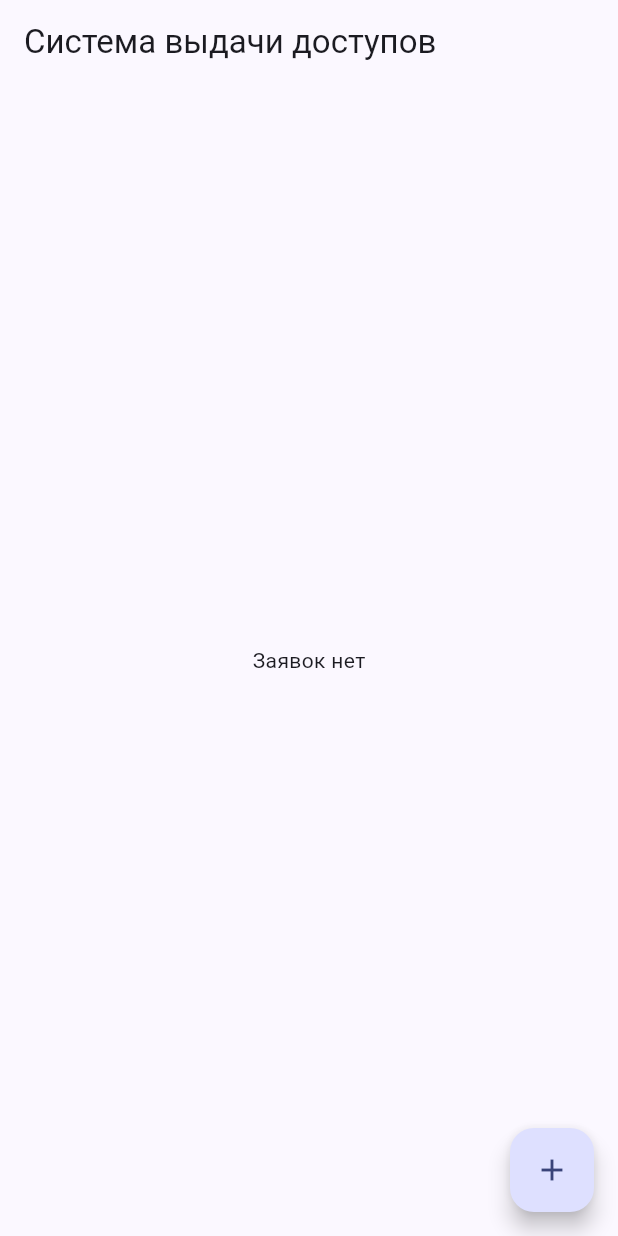
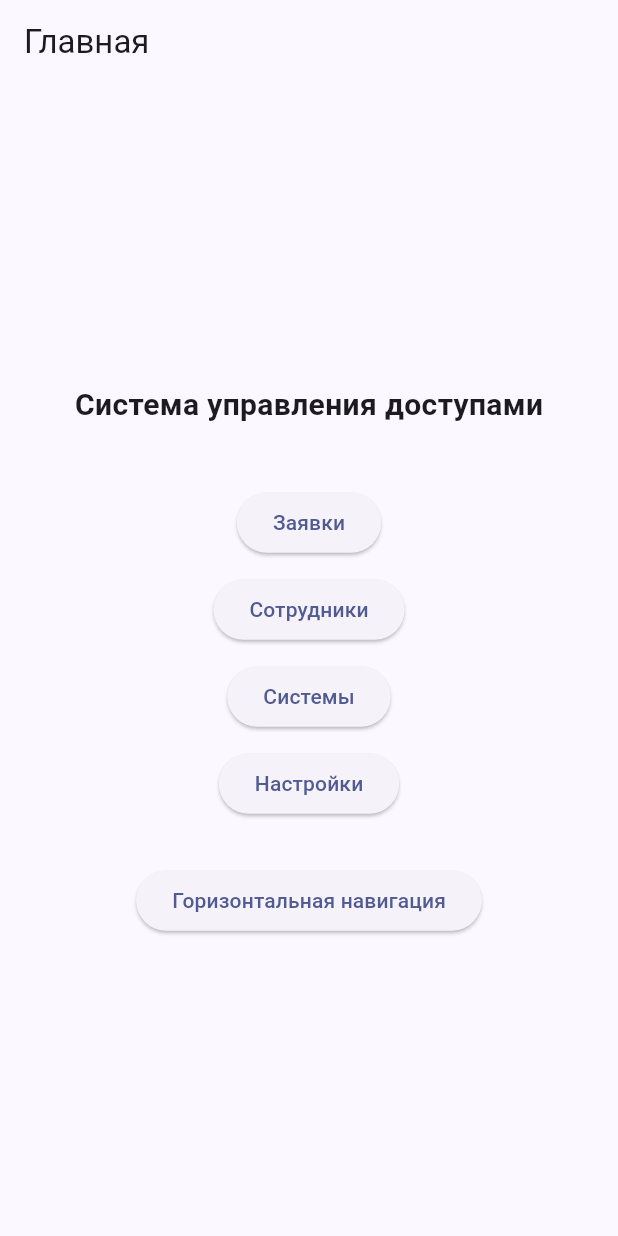
Before and after one commit to lui0000/flitter-2-3, a Flutter app: the screen it shows after launch, on a phone screen of 412 x 824 dp. Run offline on Flutter 3.47's test engine with Material 3 defaults, Android fonts, the phone set to English and light mode, and no system bars.

Commit message:
Индивидуальное задание к практической работе номер 7 выполнено

```diff
--- a/lib/main.dart
+++ b/lib/main.dart
@@ -2,6 +2,11 @@ import 'package:flutter/material.dart';
 import 'package:provider/provider.dart';
 import 'features/access_requests/state/access_requests_state.dart';
 import 'features/access_requests/screens/access_requests_screen.dart';
+import 'screens/home_screen.dart';
+import 'screens/employees_screen.dart';
+import 'screens/systems_screen.dart';
+import 'screens/settings_screen.dart';
+import 'screens/horizontal_navigation_screen.dart';
 
 void main() {
   runApp(
@@ -20,7 +25,15 @@ class AccessApp extends StatelessWidget {
     return MaterialApp(
       title: 'Access IDM',
       theme: ThemeData(useMaterial3: true, colorSchemeSeed: Colors.indigo),
-      home: const AccessRequestsScreen(),
+      initialRoute: '/',
+      routes: {
+        '/': (context) => const HomeScreen(),
+        '/requests': (context) => const AccessRequestsScreen(),
+        '/employees': (context) => const EmployeesScreen(),
+        '/systems': (context) => const SystemsScreen(),
+        '/settings': (context) => const SettingsScreen(),
+        '/horizontal': (context) => const HorizontalNavigationScreen(),
+      },
     );
   }
 }
--- /dev/null
+++ b/lib/screens/home_screen.dart
@@ -0,0 +1,60 @@
+import 'package:flutter/material.dart';
+
+class HomeScreen extends StatelessWidget {
+  const HomeScreen({super.key});
+
+  @override
+  Widget build(BuildContext context) {
+    return Scaffold(
+      appBar: AppBar(
+        title: const Text('Главная'),
+      ),
+      body: Center(
+        child: Column(
+          mainAxisAlignment: MainAxisAlignment.center,
+          children: [
+            const Text(
+              'Система управления доступами',
+              style: TextStyle(fontSize: 20, fontWeight: FontWeight.bold),
+            ),
+            const SizedBox(height: 40),
+            ElevatedButton(
+              onPressed: () {
+                Navigator.pushNamed(context, '/requests');
+              },
+              child: const Text('Заявки'),
+            ),
+            const SizedBox(height: 10),
+            ElevatedButton(
+              onPressed: () {
+                Navigator.pushNamed(context, '/employees');
+              },
+              child: const Text('Сотрудники'),
+            ),
+            const SizedBox(height: 10),
+            ElevatedButton(
+              onPressed: () {
+                Navigator.pushNamed(context, '/systems');
+              },
+              child: const Text('Системы'),
+            ),
+            const SizedBox(height: 10),
+            ElevatedButton(
+              onPressed: () {
+                Navigator.pushNamed(context, '/settings');
+              },
+              child: const Text('Настройки'),
+            ),
+            const SizedBox(height: 30),
+            ElevatedButton(
+              onPressed: () {
+                Navigator.pushNamed(context, '/horizontal');
+              },
+              child: const Text('Горизонтальная навигация'),
+            ),
+          ],
+        ),
+      ),
+    );
+  }
+}
```
Also changed, not shown: lib/screens/employees_screen.dart (added, +87 -0 lines), lib/screens/horizontal_navigation_screen.dart (added, +127 -0 lines), lib/screens/screen_first.dart (deleted, +0 -20 lines), lib/screens/screen_second.dart (deleted, +0 -28 lines), lib/screens/screen_third.dart (deleted, +0 -13 lines), lib/screens/settings_screen.dart (added, +62 -0 lines), lib/screens/systems_screen.dart (added, +35 -0 lines).
